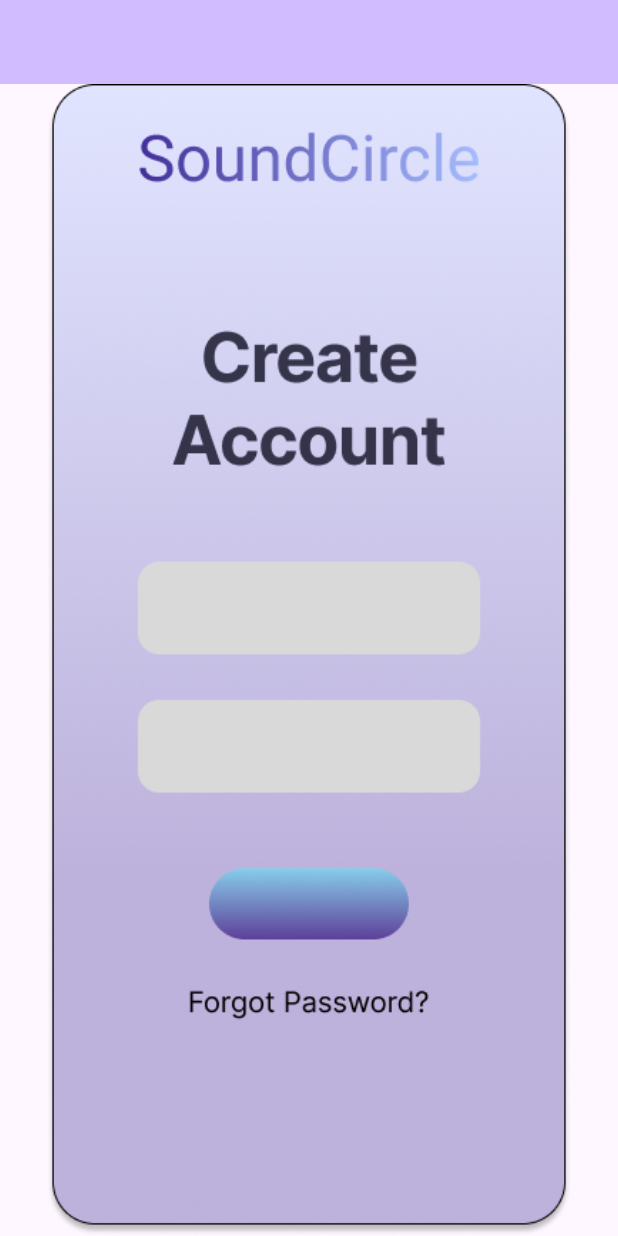
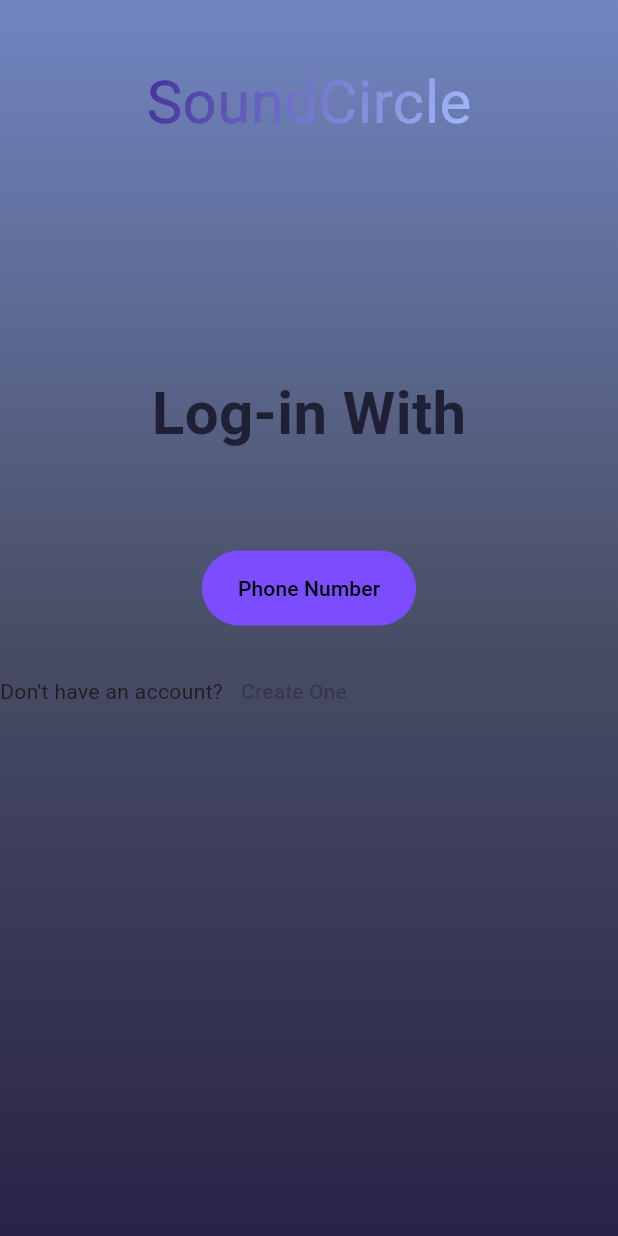
Before and after one commit to itsjeetjoshi/SoundCircle, a Flutter app: the screen it shows after launch, on a phone screen of 412 x 824 dp. Run offline on Flutter 3.47's test engine with Material 3 defaults, Android fonts, the light colour scheme and no system bars.

Commit message:
New updates to code

```diff
--- /dev/null
+++ b/lib/Main page.dart
@@ -0,0 +1,88 @@
+import 'package:flutter/material.dart';
+import 'package:soundcircle/gradientText.dart';
+
+class mainPage extends StatefulWidget {
+  const mainPage({super.key});
+
+
+  @override
+  State<mainPage> createState() => _mainPageState();
+}
+
+class _mainPageState extends State<mainPage> {
+  @override
+  Widget build(BuildContext context) {
+    return Scaffold(
+      body: Container(
+        //height: constraints.maxHeight,
+        //width: constraints.maxWidth,
+        decoration: const BoxDecoration(
+          gradient: LinearGradient(
+            begin: Alignment.topCenter,
+            end: Alignment.bottomCenter,
+            colors: [
+              Color(0xFF7185c1),
+              Color(0xFF494f66),
+              Color(0xFF292347)
+            ],
+          ),
+        ),
+        child: Center(
+          child: Column(
+            mainAxisAlignment: MainAxisAlignment.start,
+            children: [
+              const SizedBox(height: 40),
+              const GradientText(
+                'SoundCircle',
+                gradient: LinearGradient(
+                  colors: [
+                    Color(0xFF43309a), // Your start color
+                    Color(0xFF7477cc),
+                    Color(0xFFa4bbfb),// Your end color
+                  ],
+                  begin: Alignment.topLeft,
+                  end: Alignment.bottomRight,
+                ),
+                style: TextStyle(fontSize: 40, fontWeight: FontWeight.w400),
+              ),
+              const SizedBox(height: 150), // Add top margin
+              const SizedBox(
+                height: 100,
+                child: Text(
+                  "Log-in With",
+                  style: TextStyle(
+                    fontSize: 40,
+                    fontWeight: FontWeight.bold,
+                    color: Color(0xFF1f2035),
+                  ),
+                ),
+              ),
+              const SizedBox(height: 20), // Add spacing between widgets
+              ElevatedButton(
+                style: ButtonStyle(
+                  minimumSize: MaterialStateProperty.all(Size(75,50)),
+                  backgroundColor: MaterialStateProperty.all(Colors.deepPurpleAccent),
+                  shadowColor: MaterialStateProperty.all(Colors.blueGrey),
+                ),
+                onPressed: null,
+                child: const Text(
+                  "Phone Number",
+                  style: TextStyle(
+                    color: Colors.black,
+                  ),
+                ),
+              ),
+              const SizedBox(height: 20), // Add spacing between widgets
+              const Row(
+                children: [
+                  Text("Don't have an account?"),
+                  TextButton(onPressed: null, child: Text("Create One"))
+                ],
+              )
+            ],
+          ),
+        ),
+      ), // This trailing comma makes auto-formatting nicer for build methods.
+    );
+  }
+}
--- /dev/null
+++ b/lib/gradientText.dart
@@ -0,0 +1,26 @@
+import 'package:flutter/material.dart';
+
+class GradientText extends StatelessWidget {
+  final String text;
+  final TextStyle style;
+  final Gradient gradient;
+
+  const GradientText(
+      this.text, {
+        required this.gradient,
+        required this.style,
+      });
+
+  @override
+  Widget build(BuildContext context) {
+    return ShaderMask(
+      shaderCallback: (bounds) => gradient.createShader(
+        Rect.fromLTWH(0, 0, bounds.width, bounds.height),
+      ),
+      child: Text(
+        text,
+        style: style.copyWith(color: Colors.white),
+      ),
+    );
+  }
+}
```
Also changed, not shown: lib/main.dart (+35 -75 lines).
